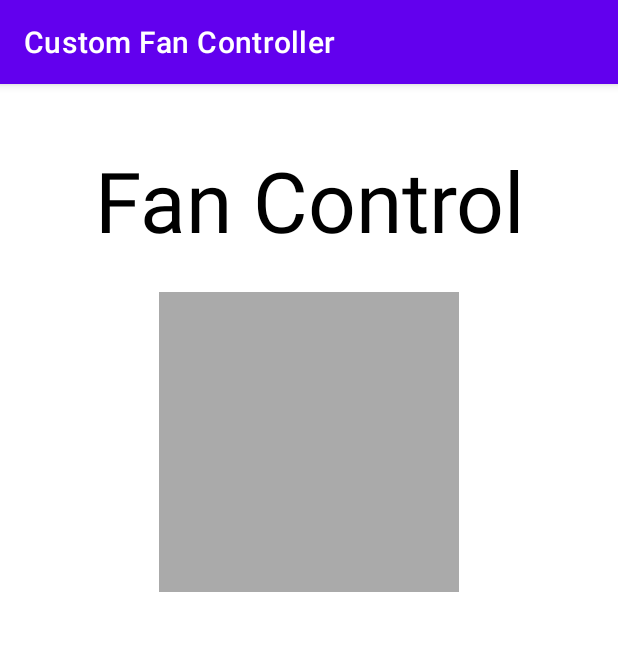
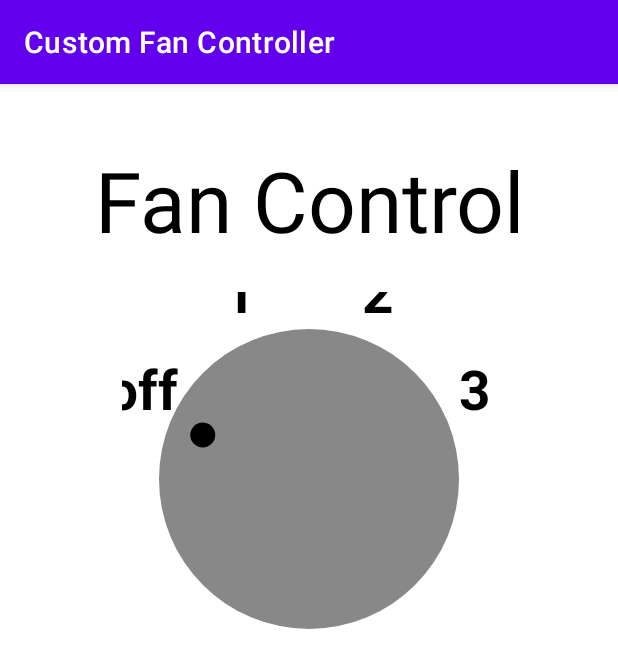
Before and after one commit to Mahmoud-ism96/basic-custom-view-demo, an Android app: the screen it shows after launch (MainActivity), on a phone screen of 412 x 824 dp. Shown: the top 668 px of the screen. Run offline under Robolectric (Android 15) with nearby library versions, the phone set to English and light mode, and no system bars.

Commit message:
Added onDraw for CustomView

```diff
--- a/app/src/main/java/com/example/customfancontroller/DialView.kt
+++ b/app/src/main/java/com/example/customfancontroller/DialView.kt
@@ -1,26 +1,22 @@
 package com.example.customfancontroller
 
 import android.content.Context
-import android.graphics.Paint
-import android.graphics.PointF
-import android.graphics.Typeface
+import android.graphics.*
 import android.util.AttributeSet
 import android.view.View
+import java.lang.StrictMath.sin
+import kotlin.math.cos
+import kotlin.math.min
 
 private enum class FanSpeed(val label: Int) {
-    OFF(R.string.fan_off),
-    LOW(R.string.fan_low),
-    MEDIUM(R.string.fan_medium),
-    HIGH(R.string.fan_high);
+    OFF(R.string.fan_off), LOW(R.string.fan_low), MEDIUM(R.string.fan_medium), HIGH(R.string.fan_high);
 }
 
 private const val RADIUS_OFFSET_LABEL = 30
 private const val RADIUS_OFFSET_INDICATOR = -35
 
 class DialView @JvmOverloads constructor(
-    context: Context,
-    attrs: AttributeSet? = null,
-    defStyleAttr: Int = 0
+    context: Context, attrs: AttributeSet? = null, defStyleAttr: Int = 0
 ) : View(context, attrs, defStyleAttr) {
 
     private var radius = 0.0f                   // Radius of the circle.
@@ -35,4 +31,40 @@ class DialView @JvmOverloads constructor(
         textSize = 55.0f
         typeface = Typeface.create("", Typeface.BOLD)
     }
+
+    override fun onSizeChanged(width: Int, height: Int, oldWidth: Int, oldHeight: Int) {
+        radius = (min(width, height) / 2.0 * 0.8).toFloat()
+    }
+
+    private fun PointF.computeXYForSpeed(pos: FanSpeed, radius: Float) {
+        // Angles are in radians.
+        val startAngle = Math.PI * (9 / 8.0)
+        val angle = startAngle + pos.ordinal * (Math.PI / 4)
+        x = (radius * cos(angle)).toFloat() + width / 2
+        y = (radius * sin(angle)).toFloat() + height / 2
+    }
+
+    override fun onDraw(canvas: Canvas) {
+        super.onDraw(canvas)
+        // Set dial background color to green if selection not off.
+        paint.color = if (fanSpeed == FanSpeed.OFF) Color.GRAY else Color.GREEN
+
+        // Draw the dial.
+        canvas.drawCircle((width / 2).toFloat(), (height / 2).toFloat(), radius, paint)
+
+        // Draw the indicator circle.
+        val markerRadius = radius + RADIUS_OFFSET_INDICATOR
+        pointPosition.computeXYForSpeed(fanSpeed, markerRadius)
+        paint.color = Color.BLACK
+        canvas.drawCircle(pointPosition.x, pointPosition.y, radius/12, paint)
+
+        // Draw the text labels.
+        val labelRadius = radius + RADIUS_OFFSET_LABEL
+        for (i in FanSpeed.values()) {
+            pointPosition.computeXYForSpeed(i, labelRadius)
+            val label = resources.getString(i.label)
+            canvas.drawText(label, pointPosition.x, pointPosition.y, paint)
+        }
+
+    }
 }
--- a/app/src/main/res/layout/activity_main.xml
+++ b/app/src/main/res/layout/activity_main.xml
@@ -21,15 +21,14 @@
         app:layout_constraintRight_toRightOf="parent"
         app:layout_constraintTop_toTopOf="parent" />
 
-    <ImageView
+    <com.example.customfancontroller.DialView
         android:id="@+id/dialView"
-        android:layout_width="200dp"
-        android:layout_height="200dp"
-        android:layout_marginLeft="@dimen/default_margin"
-        android:layout_marginTop="@dimen/default_margin"
-        android:layout_marginRight="@dimen/default_margin"
-        android:background="@android:color/darker_gray"
+        android:layout_width="@dimen/fan_dimen"
+        android:layout_height="@dimen/fan_dimen"
+        app:layout_constraintTop_toBottomOf="@+id/customViewLabel"
         app:layout_constraintLeft_toLeftOf="parent"
         app:layout_constraintRight_toRightOf="parent"
-        app:layout_constraintTop_toBottomOf="@+id/customViewLabel" />
+        android:layout_marginLeft="@dimen/default_margin"
+        android:layout_marginRight="@dimen/default_margin"
+        android:layout_marginTop="@dimen/default_margin" />
 </androidx.constraintlayout.widget.ConstraintLayout>
```
